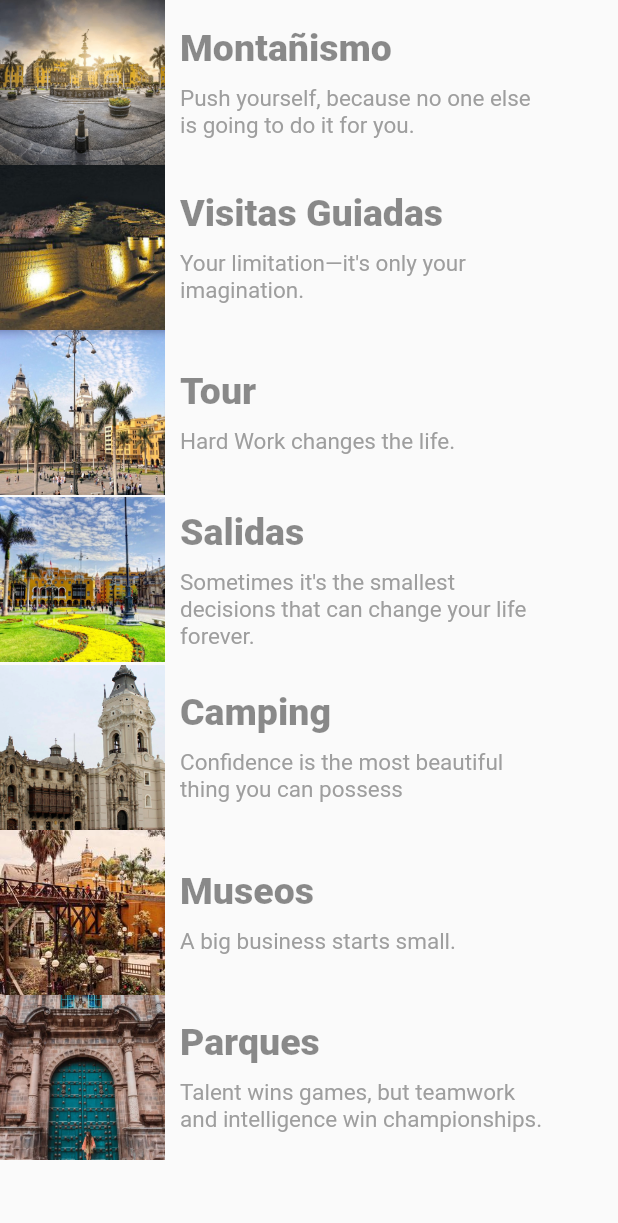
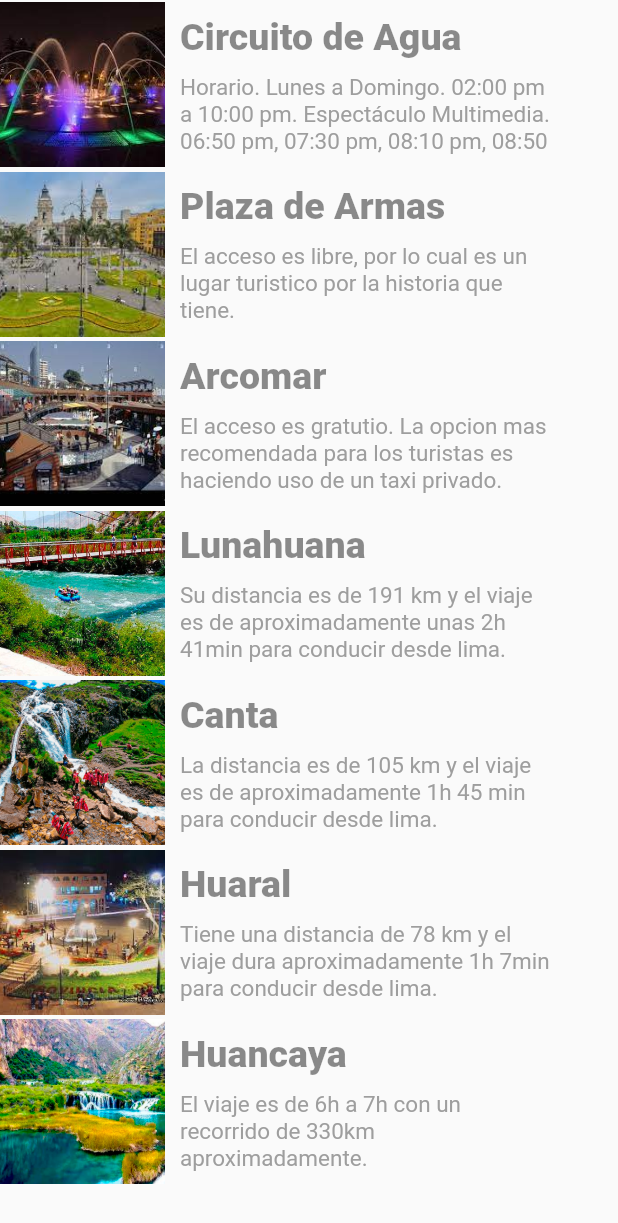
Before and after one commit to Sagender/Aplicativo-flutter, a Flutter app: the ListViewPage screen opened directly, on a phone screen of 412 x 824 dp. Shown: the top 1223 px of the screen. Run offline on Flutter 3.47's test engine with Material 2 defaults, Android fonts, the light colour scheme and no system bars; our stand-ins replace google_fonts.

Commit message:
Agregando imagenes, informacion

```diff
--- a/app_resonance/lib/screens/details/doIt.dart
+++ b/app_resonance/lib/screens/details/doIt.dart
@@ -61,36 +61,36 @@ class _ListViewPageState extends State<ListViewPage> {
   // Title List Here
   var titleList = [
     //Rótulos
-    "Montañismo",
-    "Visitas Guiadas",
-    "Tour",
-    "Salidas",
-    "Camping",
-    "Museos",
-    "Parques"
+    "Circuito de Agua",
+    "Plaza de Armas",
+    "Arcomar",
+    "Lunahuana",
+    "Canta",
+    "Huaral",
+    "Huancaya"
   ];
 
   // Description List Here
   var descList = [
     //Textos o comentarios
-    "Push yourself, because no one else is going to do it for you.",
-    "Your limitation—it's only your imagination.",
-    "Hard Work changes the life.",
-    "Sometimes it's the smallest decisions that can change your life forever.",
-    "Confidence is the most beautiful thing you can possess",
-    "A big business starts small.",
-    "Talent wins games, but teamwork and intelligence win championships."
+    "Horario. Lunes a Domingo. 02:00 pm a 10:00 pm. Espectáculo Multimedia. 06:50 pm, 07:30 pm, 08:10 pm, 08:50 pm.",
+    "El acceso es libre, por lo cual es un lugar turistico por la historia que tiene.",
+    "El acceso es gratutio. La opcion mas recomendada para los turistas es haciendo uso de un taxi privado.",
+    "Su distancia es de 191 km y el viaje es de aproximadamente unas 2h 41min para conducir desde lima.",
+    "La distancia es de 105 km y el viaje es de aproximadamente 1h 45 min para conducir desde lima.",
+    "Tiene una distancia de 78 km y el viaje dura aproximadamente 1h 7min para conducir desde lima.",
+    "El viaje es de 6h a 7h con un recorrido de 330km aproximadamente."
   ];
 
   ///Imágenes
   var imgList = [
-    "assets/images/Lima2.jpg",
-    "assets/images/lima3.jpg",
-    "assets/images/lima7.jpg",
-    "assets/images/Lima8.jpg",
-    "assets/images/Lima9.png",
-    "assets/images/Lima12.jpg",
-    "assets/images/Lima13.jpg"
+    "assets/images/foto1.jpg",
+    "assets/images/foto2.jpg",
+    "assets/images/foto3.jpg",
+    "assets/images/lunahuana.jpg",
+    "assets/images/Canta.jpg",
+    "assets/images/huaral.jpg",
+    "assets/images/huancaya.jpg"
   ];
 
   @override
```
Also changed, not shown: app_resonance/assets/images/Canta.jpg (added), app_resonance/assets/images/foto1.jpg (added), app_resonance/assets/images/foto2.jpg (added), app_resonance/assets/images/foto3.jpg (added), app_resonance/assets/images/huancaya.jpg (added), app_resonance/assets/images/huaral.jpg (added), app_resonance/assets/images/lima.jpg (added), app_resonance/assets/images/lunahuana.jpg (added), app_resonance/pubspec.lock, 1 other file.
